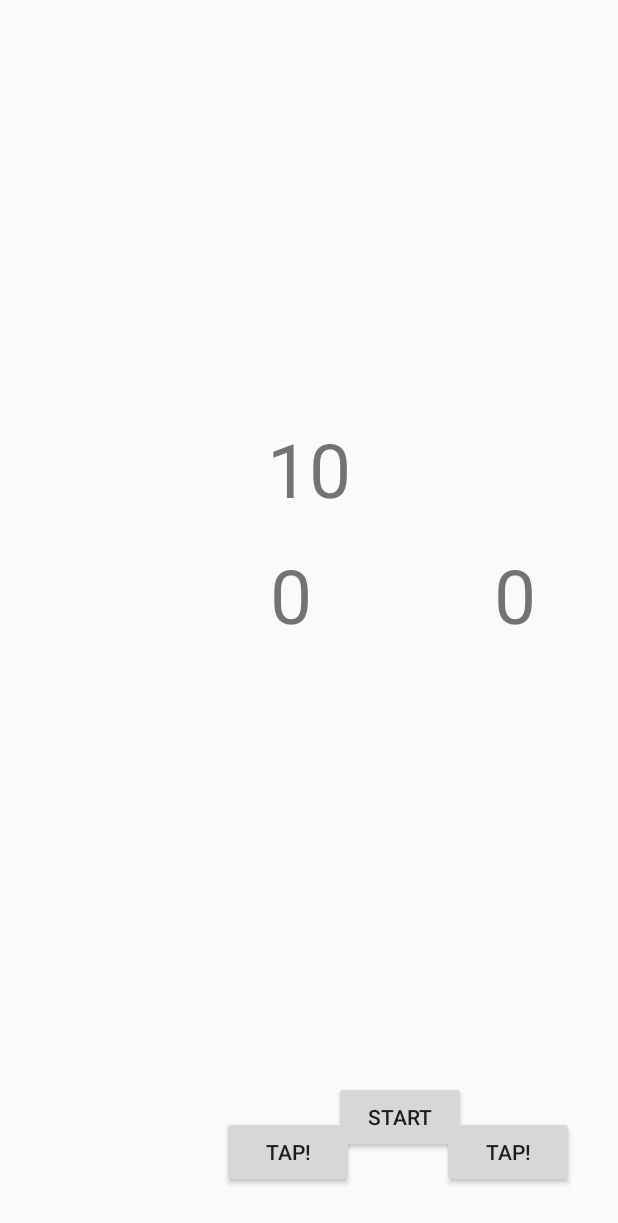
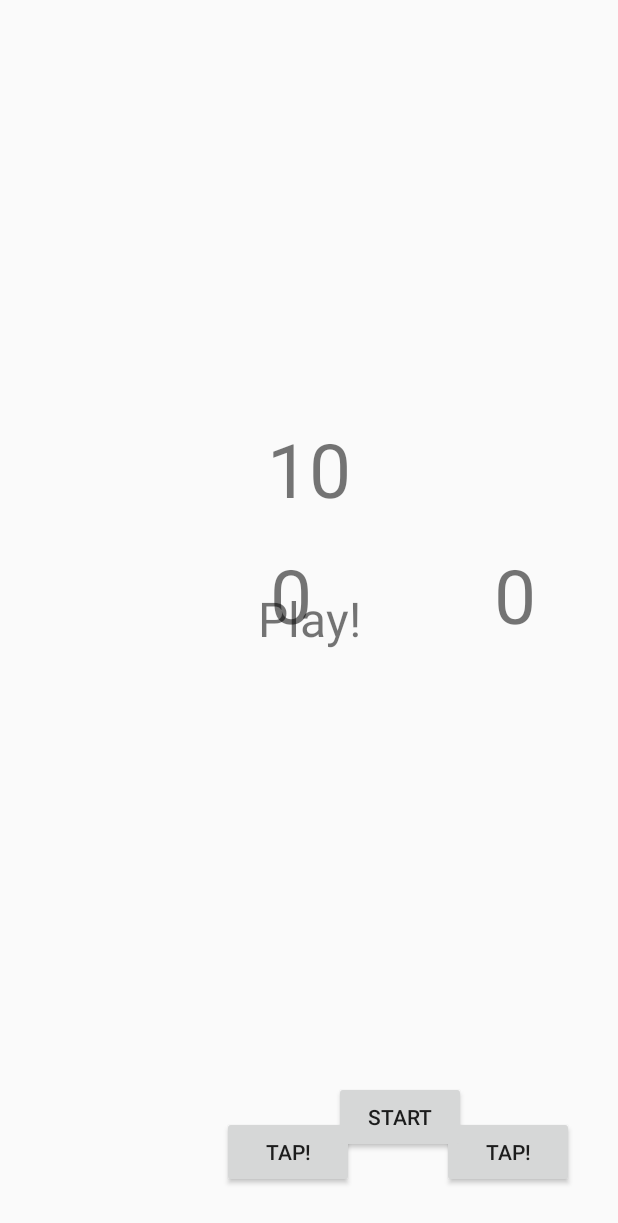
Before and after one commit to leo-30/TapBattle, an Android app: the layout activity_main.xml on its own in the app's theme, with its tools: preview values and no code run, on a phone screen of 412 x 824 dp. Shown: the top 1223 px of the screen. Run offline under Robolectric (Android 15) with nearby library versions, the phone set to English and light mode, and no system bars.

Commit message:
勝敗の判定追加

```diff
--- a/app/src/main/java/app/harada/leo/tapbattle/MainActivity.kt
+++ b/app/src/main/java/app/harada/leo/tapbattle/MainActivity.kt
@@ -22,6 +22,8 @@ class MainActivity : AppCompatActivity() {
         textView1.text = "0"
         textView2.text = "0"
 
+        winnerLabel.text = ""
+
         startButton.setOnClickListener {
             timer(period = 1000) {
                 handler.post {
@@ -36,6 +38,10 @@ class MainActivity : AppCompatActivity() {
                         } else if (number1 == number2) {
                             winner = "どっちも"
                         }
+
+                        winnerLabel.text = "勝者は" + winner + "！"
+
+                        winner = "Player1"
 /*
                         AlertDialog.Builder(this)
                             .setTitle("Finish!")
--- a/app/src/main/res/layout/activity_main.xml
+++ b/app/src/main/res/layout/activity_main.xml
@@ -4,8 +4,8 @@
     xmlns:tools="http://schemas.android.com/tools"
     android:layout_width="match_parent"
     android:layout_height="match_parent"
-    tools:context=".MainActivity"
-    android:screenOrientation="landscape">
+    android:screenOrientation="landscape"
+    tools:context=".MainActivity">
 
     <Button
         android:id="@+id/tapButton1"
@@ -77,4 +77,16 @@
         app:layout_constraintStart_toEndOf="@+id/tapButton1"
         app:layout_constraintTop_toBottomOf="@+id/textView3"
         app:layout_constraintVertical_bias="0.888" />
+
+    <TextView
+        android:id="@+id/winnerLabel"
+        android:layout_width="wrap_content"
+        android:layout_height="wrap_content"
+        android:text="Play!"
+        android:textSize="32sp"
+        app:layout_constraintBottom_toBottomOf="parent"
+        app:layout_constraintEnd_toEndOf="parent"
+        app:layout_constraintStart_toStartOf="parent"
+        app:layout_constraintTop_toTopOf="parent" />
+
 </androidx.constraintlayout.widget.ConstraintLayout>
```
